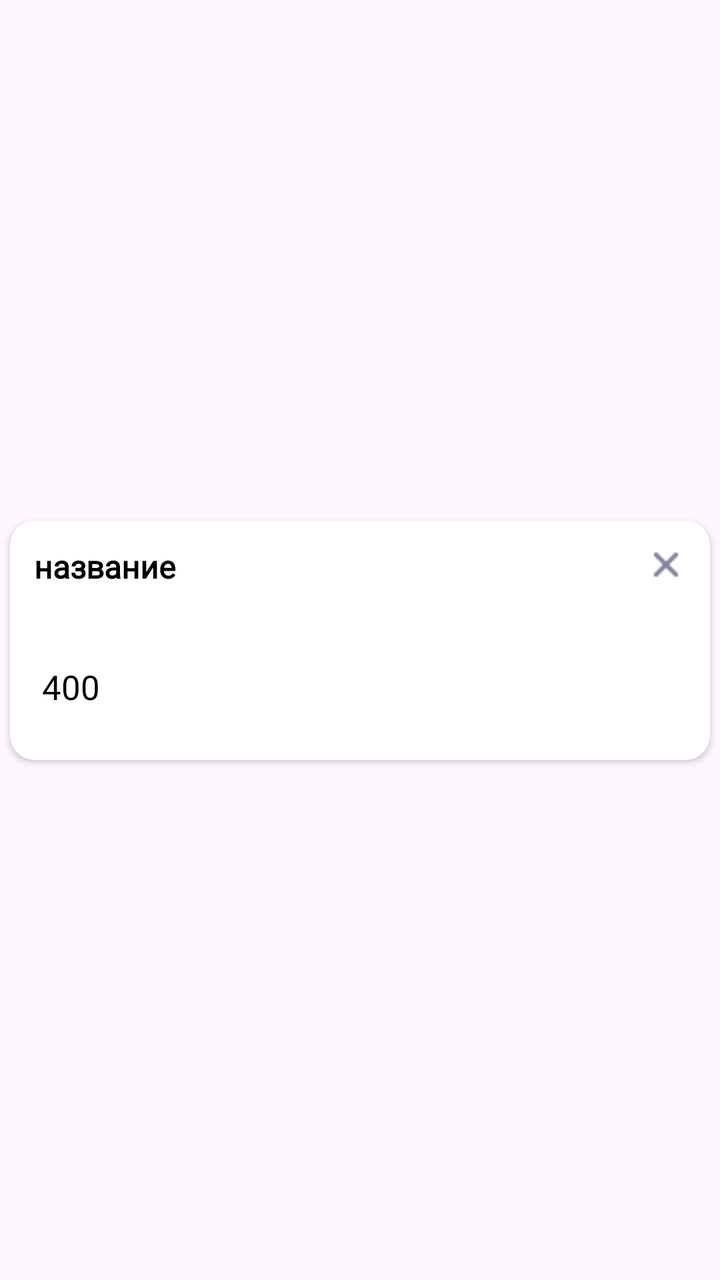
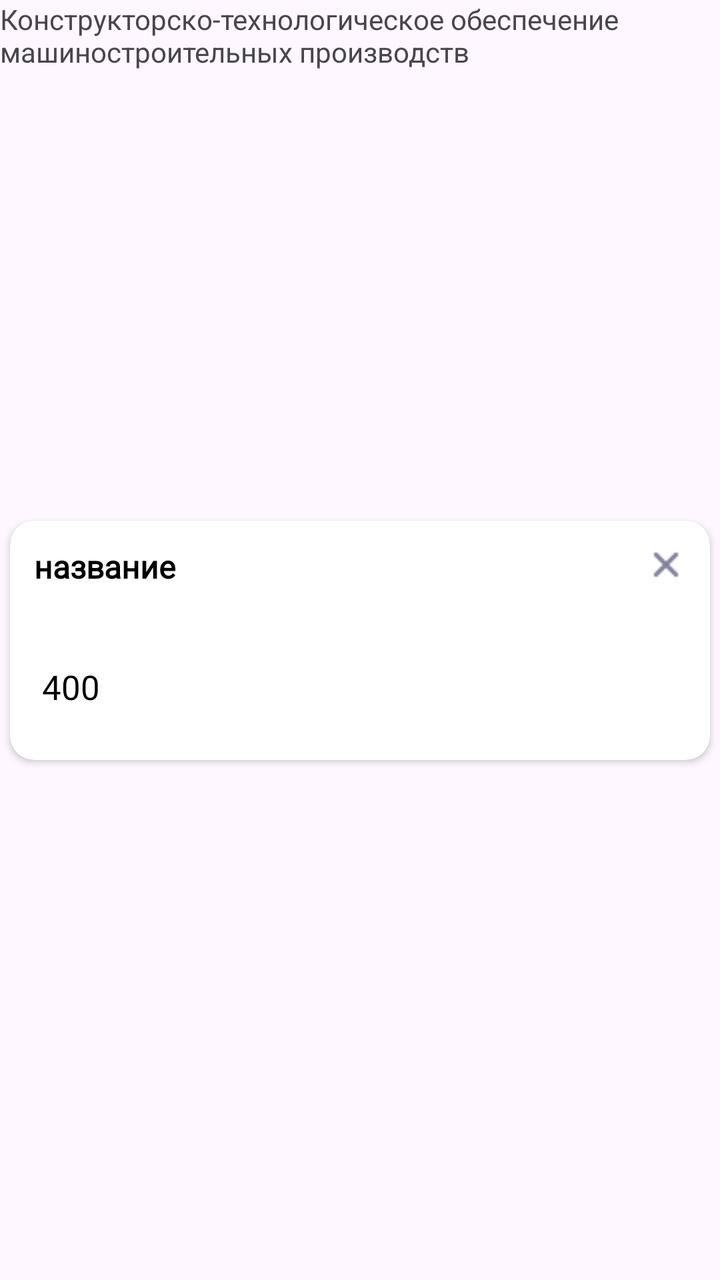

The first picture is an Android layout as it rendered before a commit; the second is the same layout after the commit. The layout source and the unified diff follow.
<!-- AndroidManifest.xml: application theme Theme.P18_mobilka -->
<!-- res/layout/item_basket.xml -->
<?xml version="1.0" encoding="utf-8"?>
<androidx.constraintlayout.widget.ConstraintLayout xmlns:android="http://schemas.android.com/apk/res/android"
    android:layout_width="match_parent"
    android:layout_height="wrap_content"
    xmlns:app="http://schemas.android.com/apk/res-auto">

    <androidx.cardview.widget.CardView
        android:layout_width="match_parent"
        android:layout_height="wrap_content"
        android:layout_margin="5dp"
        android:background="@color/white"
        app:cardCornerRadius="12dp"
        app:layout_constraintBottom_toBottomOf="parent"
        app:layout_constraintEnd_toEndOf="parent"
        app:flow_firstHorizontalBias="0.444"
        app:layout_constraintStart_toStartOf="parent"
        app:layout_constraintTop_toTopOf="parent">

        <LinearLayout
            android:layout_width="match_parent"
            android:layout_height="wrap_content"
            android:layout_margin="12dp"
            android:orientation="vertical">
            <LinearLayout
                android:layout_width="match_parent"
                android:layout_height="wrap_content"
                android:orientation="horizontal">

                <TextView
                    android:id="@+id/tvName"
                    android:layout_width="match_parent"
                    android:layout_height="wrap_content"
                    android:layout_weight="1"
                    android:fontFamily="@font/roboto"
                    android:text="название"
                    android:textColor="@color/black"
                    android:textSize="16sp"
                    android:textStyle="bold"/>

                    <ImageView
                        android:id="@+id/btn_Item_Clear"
                        android:layout_width="20dp"
                        android:layout_height="20dp"
                        android:src="@drawable/ic_delete"/>

            </LinearLayout>

            <GridLayout
                android:layout_width="match_parent"
                android:layout_height="wrap_content"
                android:layout_marginTop="34dp"
                android:alignmentMode="alignMargins"
                android:columnCount="3"
                android:columnOrderPreserved="false"
                android:orientation="horizontal"
                android:useDefaultMargins="true">

                <TextView
                    android:id="@+id/tvPrice"
                    android:layout_width="match_parent"
                    android:layout_height="wrap_content"
                    android:layout_column="0"
                    android:layout_columnWeight="1"
                    android:fontFamily="@font/roboto"
                    android:text="400"
                    android:textColor="@color/black"
                    android:textFontWeight="500"
                    android:textSize="17sp"/>

                <TextView
                    android:id="@+id/tvCount"
                    android:layout_width="wrap_content"
                    android:layout_height="wrap_content"
                    android:layout_column="1"
                    android:layout_columnWeight="1"
                    android:fontFamily="@font/roboto"
                    android:gravity="center"
                    android:text="1 штука"
                    android:textColor="@color/black"
                    android:textFontWeight="500"
                    android:textSize="17sp" />

                <LinearLayout
                    android:layout_width="wrap_content"
                    android:layout_height="wrap_content"
                    android:layout_column="2"
                    android:layout_columnWeight="1"
                    android:layout_gravity="center_horizontal"
                    android:background="@drawable/btn_minus_and_plus"
                    android:orientation="horizontal">

                    <TextView
                        android:id="@+id/btnMinus"
                        android:layout_width="32dp"
                        android:layout_height="32dp"
                        android:gravity="center"
                        android:text="-"
                        android:textSize="19sp"/>

                    <TextView
                        android:id="@+id/btnPlus"
                        android:layout_width="32dp"
                        android:layout_height="32dp"
                        android:gravity="center"
                        android:text="+"
                        android:textSize="19sp"/>

                </LinearLayout>

            </GridLayout>

        </LinearLayout>

    </androidx.cardview.widget.CardView>>


</androidx.constraintlayout.widget.ConstraintLayout>
<!-- resources referenced by this layout -->
<resources>
  <color name="black">#FF000000</color>
  <color name="white">#FFFFFFFF</color>
  <!-- drawable btn_minus_and_plus (drawable) -->
  <?xml version="1.0" encoding="utf-8"?>
  <shape xmlns:android="http://schemas.android.com/apk/res/android">
      <solid android:color="#f5f5f9"/>
      <corners android:radius="8dp"/>
  </shape>
  <!-- drawable ic_delete: png bitmap (drawable, 324 bytes) -->
  <style name="Theme.P18_mobilka" parent="Base.Theme.P18_mobilka" />
  <style name="Base.Theme.P18_mobilka" parent="Theme.Material3.DayNight.NoActionBar">
          
          
      </style>
</resources>

<!-- the commit's change to res/layout/item_basket.xml (unified diff, before → after) -->
@@ -3,6 +3,12 @@
     android:layout_width="match_parent"
     android:layout_height="wrap_content"
     xmlns:app="http://schemas.android.com/apk/res-auto">
+
+    <TextView
+        android:id="@+id/textView"
+        android:layout_width="wrap_content"
+        android:layout_height="wrap_content"
+        android:text="Конструкторско-технологическое обеспечение машиностроительных производств" />
 
     <androidx.cardview.widget.CardView
         android:layout_width="match_parent"
